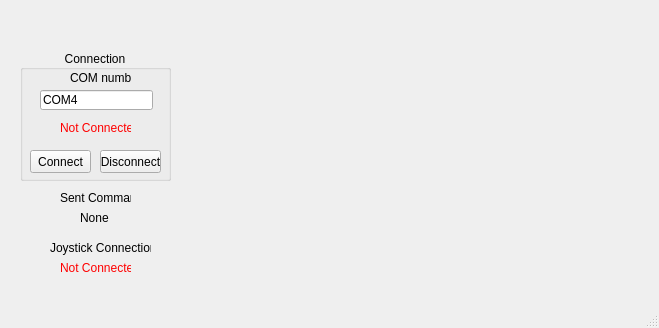
Above: ROV15/mainwindow.ui from youssefMagdy29/ROV-15 before the change. Below: the same form after it.
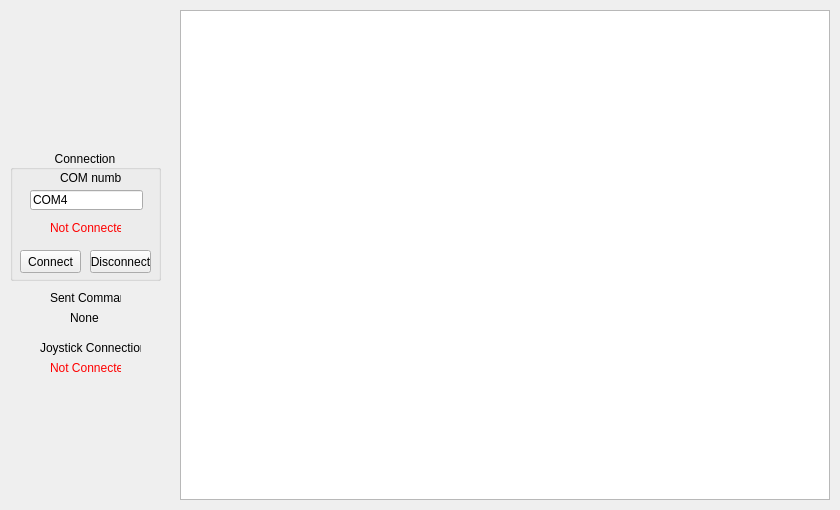
That is the form after the change. Custom widgets are drawn as their Qt base class.

Commit message: changing view from viewfinder to graphicsView

```diff
--- a/ROV15/mainwindow.ui
+++ b/ROV15/mainwindow.ui
@@ -6,8 +6,8 @@
    <rect>
     <x>0</x>
     <y>0</y>
-    <width>659</width>
-    <height>328</height>
+    <width>840</width>
+    <height>510</height>
    </rect>
   </property>
   <property name="windowTitle">
@@ -17,8 +17,8 @@
    <widget class="QGroupBox" name="groupBox">
     <property name="geometry">
      <rect>
-      <x>20</x>
-      <y>50</y>
+      <x>10</x>
+      <y>150</y>
       <width>151</width>
       <height>131</height>
      </rect>
@@ -101,8 +101,8 @@
    <widget class="QLabel" name="label_2">
     <property name="geometry">
      <rect>
-      <x>60</x>
-      <y>190</y>
+      <x>50</x>
+      <y>290</y>
       <width>71</width>
       <height>16</height>
      </rect>
@@ -117,8 +117,8 @@
    <widget class="QLabel" name="labelSentCommand">
     <property name="geometry">
      <rect>
-      <x>80</x>
-      <y>210</y>
+      <x>70</x>
+      <y>310</y>
       <width>31</width>
       <height>16</height>
      </rect>
@@ -127,23 +127,11 @@
      <string>None</string>
     </property>
    </widget>
-   <widget class="QStackedWidget" name="stackedWidget">
-    <property name="geometry">
-     <rect>
-      <x>210</x>
-      <y>20</y>
-      <width>421</width>
-      <height>271</height>
-     </rect>
-    </property>
-    <widget class="QCameraViewfinder" name="viewfinder"/>
-    <widget class="QWidget" name="page_2"/>
-   </widget>
    <widget class="QLabel" name="joystickConnection">
     <property name="geometry">
      <rect>
-      <x>50</x>
-      <y>240</y>
+      <x>40</x>
+      <y>340</y>
       <width>101</width>
       <height>16</height>
      </rect>
@@ -158,8 +146,8 @@
    <widget class="QLabel" name="joystickStatus">
     <property name="geometry">
      <rect>
-      <x>60</x>
-      <y>260</y>
+      <x>50</x>
+      <y>360</y>
       <width>71</width>
       <height>16</height>
      </rect>
@@ -171,18 +159,19 @@
      <string>Not Connected</string>
     </property>
    </widget>
+   <widget class="QGraphicsView" name="graphicsView">
+    <property name="geometry">
+     <rect>
+      <x>180</x>
+      <y>10</y>
+      <width>650</width>
+      <height>490</height>
+     </rect>
+    </property>
+   </widget>
   </widget>
-  <widget class="QStatusBar" name="statusBar"/>
  </widget>
  <layoutdefault spacing="6" margin="11"/>
- <customwidgets>
-  <customwidget>
-   <class>QCameraViewfinder</class>
-   <extends>QWidget</extends>
-   <header>qcameraviewfinder.h</header>
-   <container>1</container>
-  </customwidget>
- </customwidgets>
  <resources/>
  <connections/>
 </ui>
```
The commit also changes 1 other file.
